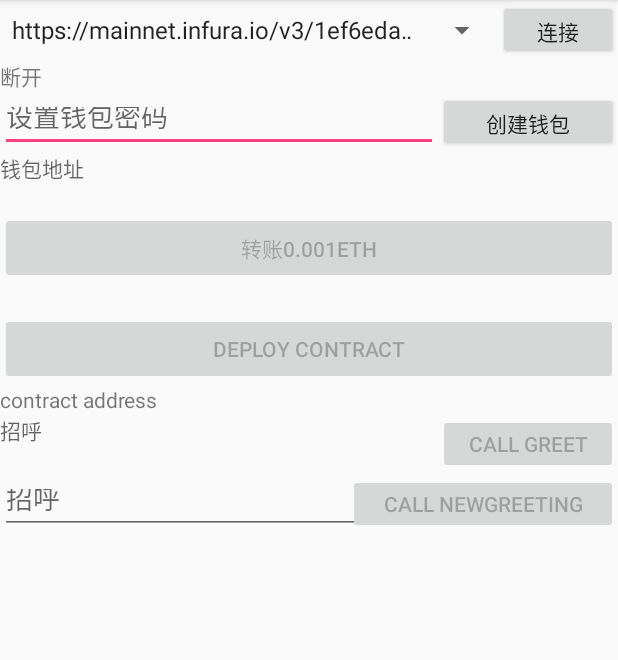
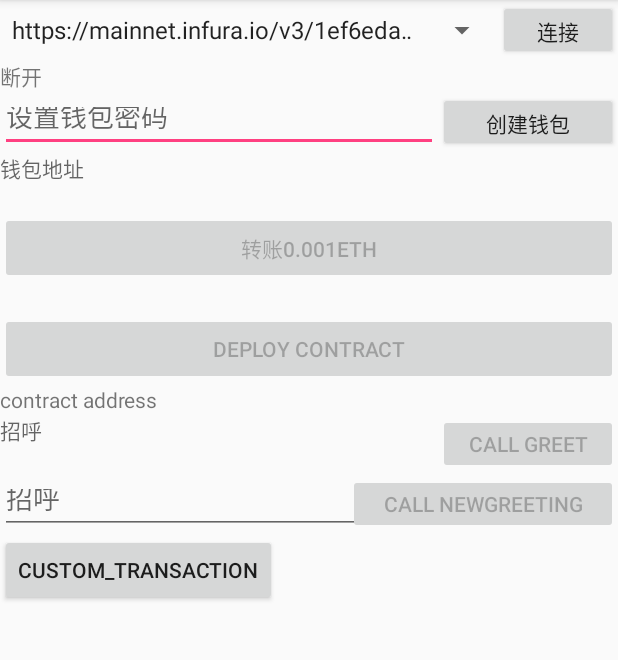
Before and after one commit to aaaking/androidProjects, an Android app: the Web3jAC screen opened directly, with no data from a screen before it, on a phone screen of 412 x 824 dp, the part 84-744 px from its top. Run offline under Robolectric (Android 15) with nearby library versions, the phone set to English and light mode, and no system bars; libraries missing offline, so code that uses them is left out: org.web3j.crypto, org.web3j.protocol, org.web3j.tx, org.web3j.utils; pictures from the network do not load.

Commit message:
custom_transaction

```diff
--- a/dinosaurplanet/web3j/src/main/res/layout/ac_web3j.xml
+++ b/dinosaurplanet/web3j/src/main/res/layout/ac_web3j.xml
@@ -117,4 +117,10 @@
             android:layout_height="wrap_content"/>
     </FrameLayout>
 
+    <Button
+        android:id="@+id/custom_transaction"
+        android:layout_width="wrap_content"
+        android:layout_height="wrap_content"
+        android:text="custom_transaction"/>
+
 </LinearLayout>
```
Also changed, not shown: dinosaurplanet/web3j/src/main/java/com/example/web3j/Web3jAC.kt (+26 -0 lines).
